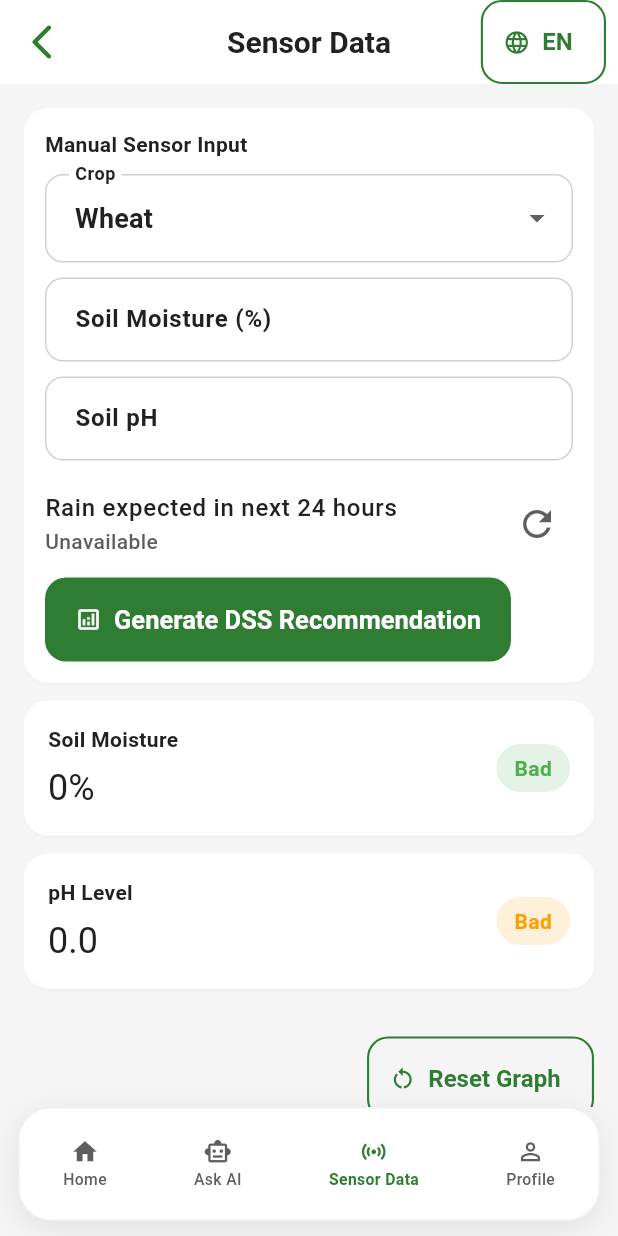
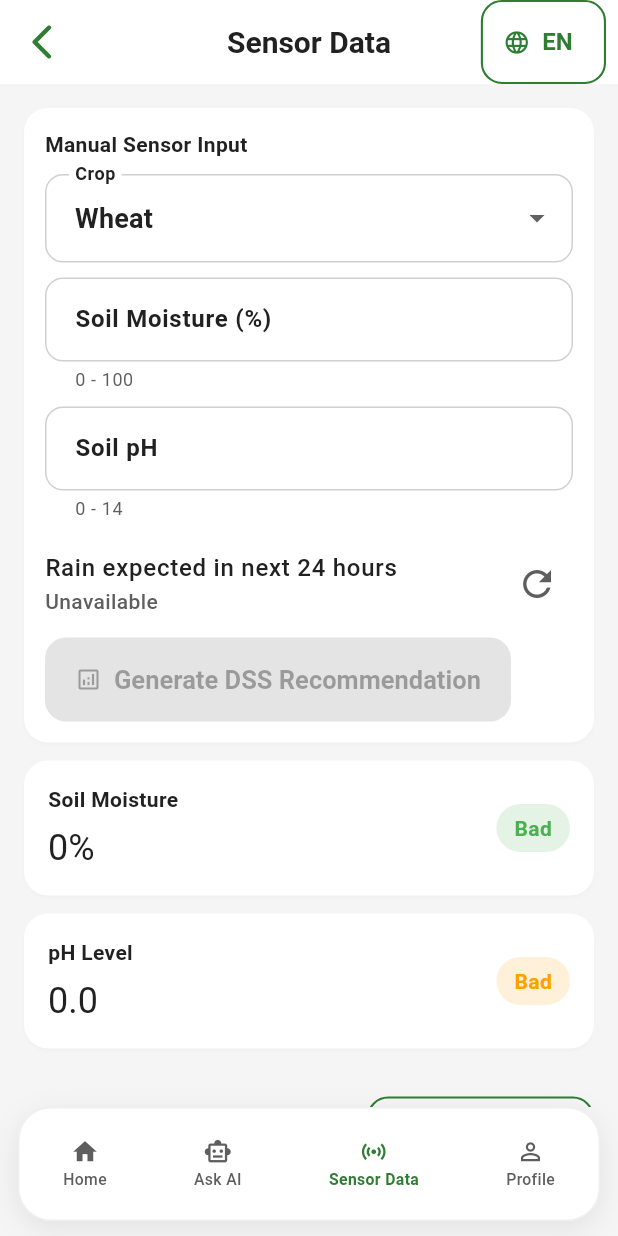
Before and after one commit to samithaheem9431/PakFasal, a Flutter app: the SensorScreen screen opened by its route, on a phone screen of 412 x 824 dp. Run offline on Flutter 3.47's test engine with Material 3 defaults, Android fonts, the phone set to English and light mode, and no system bars; our stand-ins replace cached_network_image, cloud_firestore, firebase_auth, firebase_core, firebase_crashlytics, fl_chart and 9 more; accounts and stored records are empty; network calls fail.

Commit message:
IOT  module updated

````diff
--- a/lib/src/core/localization/app_localizations.dart
+++ b/lib/src/core/localization/app_localizations.dart
@@ -342,6 +342,11 @@ class AppLocalizations {
       'sensorRecAcidic': 'Soil is acidic, add lime and balanced fertilizer',
       'sensorRecAlkaline': 'Soil is alkaline, apply gypsum and organic matter',
       'sensorRecPhSuitable': 'pH is suitable for',
+      'sensorMoistureRequired': 'Soil moisture is required',
+      'sensorMoistureRange': 'Soil moisture must be between 0 and 100',
+      'sensorPhRequired': 'pH value is required',
+      'sensorPhRange': 'pH must be between 0 and 14',
+      'sensorInvalidNumber': 'Please enter a valid number',
       'splashTagline': 'Smart farming for Pakistan',
       'authSubtitle': 'Sign in to continue',
       'continueAsGuest': 'Continue as Guest',
@@ -801,6 +806,11 @@ class AppLocalizations {
       'sensorRecAcidic': 'مٹی تیزابی ہے، چونا اور متوازن کھاد استعمال کریں',
       'sensorRecAlkaline': 'مٹی الکلائن ہے، جپسم اور نامیاتی مادہ استعمال کریں',
       'sensorRecPhSuitable': 'پی ایچ موزوں ہے برائے',
+      'sensorMoistureRequired': 'مٹی کی نمی درج کرنا ضروری ہے',
+      'sensorMoistureRange': 'نمی 0 سے 100 کے درمیان ہونی چاہیے',
+      'sensorPhRequired': 'پی ایچ ویلیو درج کرنا ضروری ہے',
+      'sensorPhRange': 'پی ایچ 0 سے 14 کے درمیان ہونا چاہیے',
+      'sensorInvalidNumber': 'براہ کرم درست عدد درج کریں',
       'splashTagline': 'پاکستان کے لیے ذہین کھیت باڑی',
       'authSubtitle': 'جاری رکھنے کے لیے لاگ اِن کریں',
       'continueAsGuest': 'مہمان کے طور پر جاری رکھیں',
--- a/lib/src/features/sensor/data/repositories/sensor_repository.dart
+++ b/lib/src/features/sensor/data/repositories/sensor_repository.dart
@@ -73,21 +73,66 @@ class SensorRepository {
     }
   }
 
-  Future<SensorRuleConfig> fetchRuleConfig() async {
+  /// Reads the rule-set document at `sensor_config/rules`.
+  ///
+  /// Expected document shape (any missing field falls back to the default):
+  /// ```
+  /// {
+  ///   "default": { "moistureLowThreshold": 45, "moistureHighThreshold": 75,
+  ///                "phLowThreshold": 5.5, "phHighThreshold": 7.5,
+  ///                "rainChanceThreshold": 50 },
+  ///   "Wheat":  { ... per-crop overrides ... },
+  ///   "Rice":   { ... },
+  ///   "Cotton": { ... }
+  /// }
+  /// ```
+  ///
+  /// When a crop key is missing the [SensorRuleSet.forCrop] lookup falls back
+  /// to the `default` entry, and when the whole document is missing
+  /// [SensorRuleSet.fallback] is returned with agronomy-based defaults for
+  /// Pakistani crops.
+  Future<SensorRuleSet> fetchRuleSet() async {
     final doc = await _firestore.collection('sensor_config').doc('rules').get();
     final data = doc.data();
     if (data == null) {
-      return const SensorRuleConfig();
+      return SensorRuleSet.fallback();
     }
 
+    final fallback = SensorRuleSet.fallback();
+    final defaultConfig = _parseConfig(
+      data['default'] as Map<String, dynamic>?,
+      fallback.defaultConfig,
+    );
+    final perCrop = <String, SensorRuleConfig>{};
+    for (final crop in const ['Wheat', 'Rice', 'Cotton']) {
+      final cropFallback = fallback.perCrop[crop] ?? defaultConfig;
+      perCrop[crop] = _parseConfig(
+        data[crop] as Map<String, dynamic>?,
+        cropFallback,
+      );
+    }
+    return SensorRuleSet(defaultConfig: defaultConfig, perCrop: perCrop);
+  }
+
+  SensorRuleConfig _parseConfig(
+    Map<String, dynamic>? data,
+    SensorRuleConfig fallback,
+  ) {
+    if (data == null) return fallback;
     return SensorRuleConfig(
       moistureLowThreshold:
-          ((data['moistureLowThreshold'] as num?) ?? 45).toDouble(),
+          ((data['moistureLowThreshold'] as num?) ?? fallback.moistureLowThreshold)
+              .toDouble(),
       moistureHighThreshold:
-          ((data['moistureHighThreshold'] as num?) ?? 75).toDouble(),
-      phLowThreshold: ((data['phLowThreshold'] as num?) ?? 5.5).toDouble(),
-      phHighThreshold: ((data['phHighThreshold'] as num?) ?? 7.5).toDouble(),
-      rainChanceThreshold: ((data['rainChanceThreshold'] as num?) ?? 50).toInt(),
+          ((data['moistureHighThreshold'] as num?) ?? fallback.moistureHighThreshold)
+              .toDouble(),
+      phLowThreshold:
+          ((data['phLowThreshold'] as num?) ?? fallback.phLowThreshold).toDouble(),
+      phHighThreshold:
+          ((data['phHighThreshold'] as num?) ?? fallback.phHighThreshold).toDouble(),
+      rainChanceThreshold:
+          ((data['rainChanceThreshold'] as num?) ?? fallback.rainChanceThreshold)
+              .toInt(),
     );
   }
 }
@@ -107,3 +152,57 @@ class SensorRuleConfig {
   final double phHighThreshold;
   final int rainChanceThreshold;
 }
+
+/// A bundle of [SensorRuleConfig]s indexed by crop, plus a `default` config
+/// used for any crop without an explicit override.
+///
+/// Per-crop defaults are tuned for Pakistani agronomy:
+///  * Wheat   – moderate water need, neutral pH (40–70%, pH 6.0–7.5).
+///  * Rice    – paddy crop, very high moisture, slightly acidic soil
+///              (70–95%, pH 5.5–7.0). Higher rain threshold because
+///              rice tolerates standing water.
+///  * Cotton  – drought tolerant, tolerates alkaline soils
+///              (35–65%, pH 6.0–8.0).
+class SensorRuleSet {
+  const SensorRuleSet({
+    required this.defaultConfig,
+    required this.perCrop,
+  });
+
+  factory SensorRuleSet.fallback() {
+    const defaultConfig = SensorRuleConfig();
+    return const SensorRuleSet(
+      defaultConfig: defaultConfig,
+      perCrop: {
+        'Wheat': SensorRuleConfig(
+          moistureLowThreshold: 40,
+          moistureHighThreshold: 70,
+          phLowThreshold: 6.0,
+          phHighThreshold: 7.5,
+          rainChanceThreshold: 50,
+        ),
+        'Rice': SensorRuleConfig(
+          moistureLowThreshold: 70,
+          moistureHighThreshold: 95,
+          phLowThreshold: 5.5,
+          phHighThreshold: 7.0,
+          rainChanceThreshold: 60,
+        ),
+        'Cotton': SensorRuleConfig(
+          moistureLowThreshold: 35,
+          moistureHighThreshold: 65,
+          phLowThreshold: 6.0,
+          phHighThreshold: 8.0,
+          rainChanceThreshold: 45,
+        ),
+      },
+    );
+  }
+
+  final SensorRuleConfig defaultConfig;
+  final Map<String, SensorRuleConfig> perCrop;
+
+  /// Returns the per-crop override if present, otherwise the default config.
+  SensorRuleConfig forCrop(String crop) =>
+      perCrop[crop] ?? defaultConfig;
+}
--- a/lib/src/features/sensor/presentation/screens/sensor_screen.dart
+++ b/lib/src/features/sensor/presentation/screens/sensor_screen.dart
@@ -23,6 +23,7 @@ class _SensorScreenState extends State<SensorScreen>
     with WidgetsBindingObserver {
   final TextEditingController _moistureController = TextEditingController();
   final TextEditingController _phController = TextEditingController();
+  final GlobalKey<FormState> _manualFormKey = GlobalKey<FormState>();
   final SensorRepository _sensorRepository = SensorRepository();
   final WeatherRepository _weatherRepository = WeatherRepository();
   final FlutterTts _flutterTts = FlutterTts();
@@ -37,11 +38,11 @@ class _SensorScreenState extends State<SensorScreen>
   bool _isResettingGraphs = false;
   bool _isWeatherLoading = true;
   bool _isSpeakingRecommendation = false;
+  bool _isInputValid = false;
   String? _speakingRecommendationSection;
   String? _expandedRecommendationSection;
   DateTime? _lastWeatherSyncAt;
-  SensorRuleConfig _ruleConfig = const SensorRuleConfig();
-  final List<String> _savedSessions = [];
+  SensorRuleSet _ruleSet = SensorRuleSet.fallback();
   Timer? _weatherAutoRefreshTimer;
 
   @override
@@ -51,6 +52,8 @@ class _SensorScreenState extends State<SensorScreen>
     _configureTts();
     _loadRuleConfig();
     _loadCurrentRainChance();
+    _moistureController.addListener(_recomputeInputValidity);
+    _phController.addListener(_recomputeInputValidity);
     _weatherAutoRefreshTimer = Timer.periodic(const Duration(minutes: 10), (_) {
       if (!mounted) return;
       _loadCurrentRainChance();
@@ -67,13 +70,46 @@ class _SensorScreenState extends State<SensorScreen>
     );
   }
 
+  void _recomputeInputValidity() {
+    final moisture = double.tryParse(_moistureController.text.trim());
+    final ph = double.tryParse(_phController.text.trim());
+    final isValid =
+        moisture != null &&
+        moisture >= 0 &&
+        moisture <= 100 &&
+        ph != null &&
+        ph >= 0 &&
+        ph <= 14;
+    if (isValid != _isInputValid) {
+      setState(() => _isInputValid = isValid);
+    }
+  }
+
+  String? _validateMoisture(String? value, AppLocalizations l10n) {
+    final raw = (value ?? '').trim();
+    if (raw.isEmpty) return l10n.t('sensorMoistureRequired');
+    final parsed = double.tryParse(raw);
+    if (parsed == null) return l10n.t('sensorInvalidNumber');
+    if (parsed < 0 || parsed > 100) return l10n.t('sensorMoistureRange');
+    return null;
+  }
+
+  String? _validatePh(String? value, AppLocalizations l10n) {
+    final raw = (value ?? '').trim();
+    if (raw.isEmpty) return l10n.t('sensorPhRequired');
+    final parsed = double.tryParse(raw);
+    if (parsed == null) return l10n.t('sensorInvalidNumber');
+    if (parsed < 0 || parsed > 14) return l10n.t('sensorPhRange');
+    return null;
+  }
+
   Future<void> _loadRuleConfig() async {
     try {
-      final config = await _sensorRepository.fetchRuleConfig();
+      final ruleSet = await _sensorRepository.fetchRuleSet();
       if (!mounted) return;
-      setState(() => _ruleConfig = config);
+      setState(() => _ruleSet = ruleSet);
     } catch (_) {
-      // Keep defaults when config is unavailable.
+      // Keep fallback defaults when config is unavailable.
     }
   }
 
@@ -121,6 +157,8 @@ class _SensorScreenState extends State<SensorScreen>
     _weatherAutoRefreshTimer?.cancel();
     _sensorSubscription?.cancel();
     _flutterTts.stop();
+    _moistureController.removeListener(_recomputeInputValidity);
+    _phController.removeListener(_recomputeInputValidity);
     _moistureController.dispose();
     _phController.dispose();
     super.dispose();
@@ -246,7 +284,7 @@ class _SensorScreenState extends State<SensorScreen>
             ph: latest.phLevel,
             crop: latest.crop ?? _selectedCrop,
             rainChancePercent: latest.rainChancePercent ?? (_rainChancePercent ?? 0),
-            config: _ruleConfig,
+            config: _ruleSet.forCrop(latest.crop ?? _selectedCrop),
           );
 
     return PakFasalScaffold(
@@ -255,6 +293,7 @@ class _SensorScreenState extends State<SensorScreen>
         padding: const EdgeInsets.all(16),
         children: [
           _ManualInputCard(
+            formKey: _manualFormKey,
             cropValue: _selectedCrop,
             rainChancePercent: _rainChancePercent,
             isWeatherLoading: _isWeatherLoading,
@@ -263,8 +302,12 @@ class _SensorScreenState extends State<SensorScreen>
                 : '${l10n.t('lastUpdated')}: ${TimeOfDay.fromDateTime(_lastWeatherSyncAt!).format(context)}',
             moistureController: _moistureController,
             phController: _phController,
+            moistureValidator: (value) => _validateMoisture(value, l10n),
+            phValidator: (value) => _validatePh(value, l10n),
             onCropChanged: (value) => setState(() => _selectedCrop = value),
-            onSubmit: _isSubmitting ? null : _handleManualSubmit,
+            onSubmit: (_isSubmitting || !_isInputValid)
+                ? null
+                : _handleManualSubmit,
             onRefreshWeather: _isWeatherLoading ? null : _loadCurrentRainChance,
           ),
           const SizedBox(height: 12),
@@ -453,24 +496,13 @@ class _SensorScreenState extends State<SensorScreen>
             ),
           ),
           const SizedBox(height: 12),
-          Row(
-            children: [
-              Expanded(
-                child: OutlinedButton.icon(
-                  onPressed: _saveSession,
-                  icon: const Icon(Icons.save_alt),
-                  label: Text(l10n.t('sensorSaveSession')),
-                ),
-              ),
-              const SizedBox(width: 10),
-              Expanded(
+          SizedBox(
+            width: double.infinity,
             child: ElevatedButton.icon(
               onPressed: _exportReadings,
               icon: const Icon(Icons.ios_share),
               label: Text(l10n.t('sensorExportReadings')),
             ),
-              ),
-            ],
           ),
         ],
       ),
@@ -557,6 +589,8 @@ class _SensorScreenState extends State<SensorScreen>
   void _handleManualSubmit() {
     if (_isSubmitting) return;
     final l10n = AppLocalizations.of(context);
+    final formState = _manualFormKey.currentState;
+    if (formState == null || !formState.validate()) return;
     final moisture = double.tryParse(_moistureController.text.trim());
     final ph = double.tryParse(_phController.text.trim());
     if (moisture == null || ph == null) return;
@@ -566,7 +600,7 @@ class _SensorScreenState extends State<SensorScreen>
       ph: ph,
       crop: _selectedCrop,
       rainChancePercent: rainChance,
-      config: _ruleConfig,
+      config: _ruleSet.forCrop(_selectedCrop),
     );
 
     setState(() => _isSubmitting = true);
@@ -891,24 +925,6 @@ class _SensorScreenState extends State<SensorScreen>
     return 'LOW';
   }
 
-  void _saveSession() {
-    final l10n = AppLocalizations.of(context);
-    if (_history.isEmpty) {
-      ScaffoldMessenger.of(
-        context,
-      ).showSnackBar(const SnackBar(content: Text('No sensor readings yet.')));
-      return;
-    }
-    final selectedCropLabel = _localizedCropName(l10n, _selectedCrop);
-    final latest = _history.last;
-    final entry =
-        '${latest.timestamp.toIso8601String()} | crop=$selectedCropLabel | moisture=${latest.soilMoisture.toStringAsFixed(1)} | ph=${latest.phLevel.toStringAsFixed(1)}';
-    setState(() => _savedSessions.add(entry));
-    ScaffoldMessenger.of(
-      context,
-    ).showSnackBar(SnackBar(content: Text(l10n.t('sensorSessionSaved'))));
-  }
-
   Future<void> _resetGraphData() async {
     final l10n = AppLocalizations.of(context);
     final shouldReset = await showDialog<bool>(
@@ -1033,23 +1049,29 @@ class _SensorScreenState extends State<SensorScreen>
 
 class _ManualInputCard extends StatelessWidget {
   const _ManualInputCard({
+    required this.formKey,
     required this.cropValue,
     required this.rainChancePercent,
     required this.isWeatherLoading,
     required this.lastWeatherSyncLabel,
     required this.moistureController,
     required this.phController,
+    required this.moistureValidator,
+    required this.phValidator,
     required this.onCropChanged,
     required this.onSubmit,
     required this.onRefreshWeather,
   });
 
+  final GlobalKey<FormState> formKey;
   final String cropValue;
   final int? rainChancePercent;
   final bool isWeatherLoading;
   final String? lastWeatherSyncLabel;
   final TextEditingController moistureController;
   final TextEditingController phController;
+  final FormFieldValidator<String> moistureValidator;
+  final FormFieldValidator<String> phValidator;
   final ValueChanged<String> onCropChanged;
   final VoidCallback? onSubmit;
   final VoidCallback? onRefreshWeather;
@@ -1060,6 +1082,9 @@ class _ManualInputCard extends StatelessWidget {
     return Card(
       child: Padding(
         padding: const EdgeInsets.all(14),
+        child: Form(
+          key: formKey,
+          autovalidateMode: AutovalidateMode.onUserInteraction,
           child: Column(
             crossAxisAlignment: CrossAxisAlignment.start,
             children: [
@@ -1070,12 +1095,10 @@ class _ManualInputCard extends StatelessWidget {
               const SizedBox(height: 10),
               DropdownButtonFormField<String>(
                 value: cropValue,
-              decoration: InputDecoration(labelText: l10n.t('sensorCropLabel')),
-              items: const [
-                'Wheat',
-                'Rice',
-                'Cotton',
-              ]
+                decoration: InputDecoration(
+                  labelText: l10n.t('sensorCropLabel'),
+                ),
+                items: const ['Wheat', 'Rice', 'Cotton']
                     .map(
                       (e) => DropdownMenuItem(
                         value: e,
@@ -1095,20 +1118,35 @@ class _ManualInputCard extends StatelessWidget {
                 },
               ),
               const SizedBox(height: 10),
-            TextField(
+              TextFormField(
                 controller: moistureController,
-              keyboardType: TextInputType.number,
+                keyboardType: const TextInputType.numberWithOptions(
+                  decimal: true,
+                ),
+                inputFormatters: [
+                  FilteringTextInputFormatter.allow(RegExp(r'[0-9.]')),
+                ],
                 decoration: InputDecoration(
                   labelText: l10n.t('sensorMoistureInput'),
+                  suffixText: '%',
+                  helperText: '0 - 100',
                 ),
+                validator: moistureValidator,
               ),
               const SizedBox(height: 10),
-            TextField(
+              TextFormField(
                 controller: phController,
                 keyboardType: const TextInputType.numberWithOptions(
                   decimal: true,
                 ),
-              decoration: InputDecoration(labelText: l10n.t('sensorPhInput')),
+                inputFormatters: [
+                  FilteringTextInputFormatter.allow(RegExp(r'[0-9.]')),
+                ],
+                decoration: InputDecoration(
+                  labelText: l10n.t('sensorPhInput'),
+                  helperText: '0 - 14',
+                ),
+                validator: phValidator,
               ),
               const SizedBox(height: 6),
               ListTile(
@@ -1133,6 +1171,7 @@ class _ManualInputCard extends StatelessWidget {
                 label: Text(l10n.t('sensorGenerateDss')),
               ),
             ],
+          ),
         ),
       ),
     );
````
Also changed, not shown: lib/src/features/sensor/presentation/providers/sensor_provider.dart (deleted, +0 -14 lines). Lines whose indentation alone changed are shown as unchanged.
